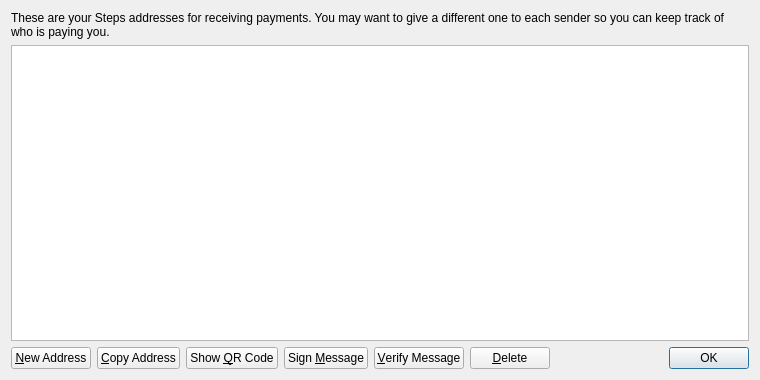
Before: the Qt Designer form src/qt/forms/addressbookpage.ui in CandyCoinDev/Candycoin, drawn with Qt 5.
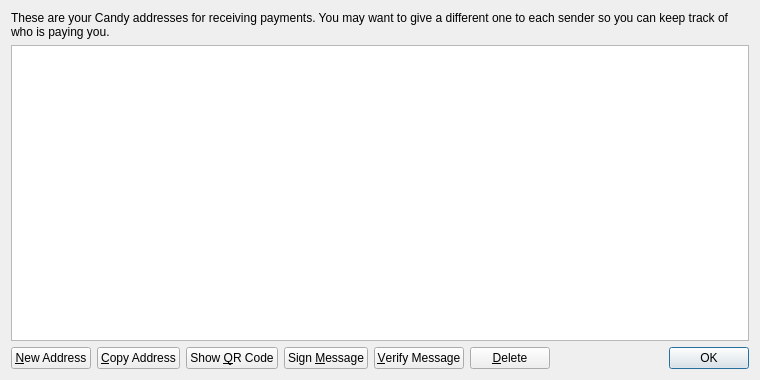
After: the same form once the commit is applied. Icons and pictures are not drawn.

What changed in the file:
```diff
--- a/src/qt/forms/addressbookpage.ui
+++ b/src/qt/forms/addressbookpage.ui
@@ -17,7 +17,7 @@
    <item>
     <widget class="QLabel" name="labelExplanation">
      <property name="text">
-      <string>These are your Steps addresses for receiving payments. You may want to give a different one to each sender so you can keep track of who is paying you.</string>
+      <string>These are your Candy addresses for receiving payments. You may want to give a different one to each sender so you can keep track of who is paying you.</string>
      </property>
      <property name="textFormat">
       <enum>Qt::PlainText</enum>
```
Left out of the diff: 4 changed lines with no effect on the pictures.
